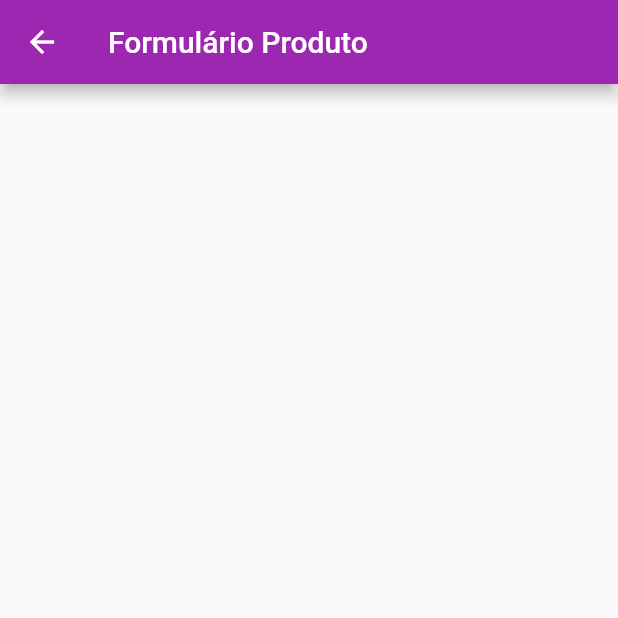
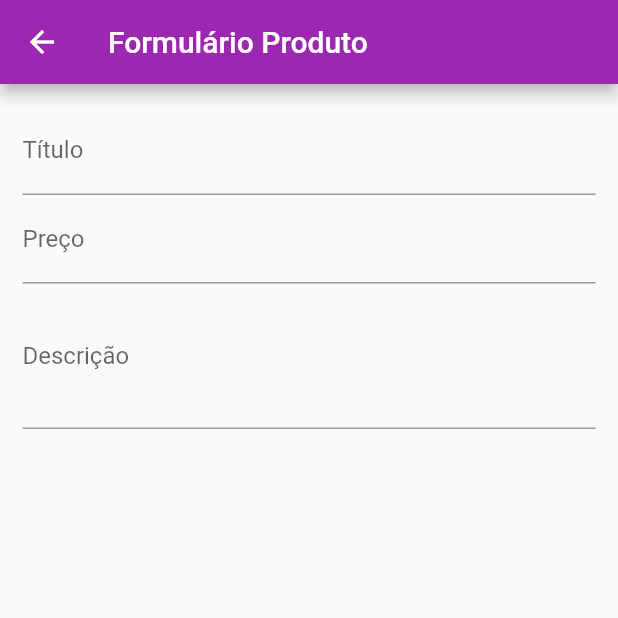
Before and after one commit to Micheli97/loja, a Flutter app: the ProductFormScreen screen opened by its route, on a phone screen of 412 x 824 dp, the top half of it. Run offline on Flutter 3.47's test engine with Material 2 defaults, Android fonts, the phone set to English and light mode, and no system bars; missing offline and left inert: dart:ffi; network calls fail.

```diff
--- a/loja/lib/views/product_form_screen.dart
+++ b/loja/lib/views/product_form_screen.dart
@@ -1,3 +1,5 @@
+import 'dart:ffi';
+
 import 'package:flutter/material.dart';
 
 class ProductFormScreen extends StatefulWidget {
@@ -8,10 +10,53 @@ class ProductFormScreen extends StatefulWidget {
 class _ProductFormScreenState extends State<ProductFormScreen> {
   @override
   Widget build(BuildContext context) {
+    final _priceFocusNode = FocusNode();
+    final _descriptionFocusNode = FocusNode();
+
+    @override
+    void disposed() {
+      super.dispose();
+      _priceFocusNode.dispose();
+      _descriptionFocusNode.dispose();
+    }
+
     return Scaffold(
       appBar: AppBar(
         title: Text('Formulário Produto'),
       ),
+      body: Padding(
+        padding: EdgeInsets.all(15.0),
+        child: Form(
+          child: ListView(
+            children: [
+              TextFormField(
+                decoration: InputDecoration(labelText: 'Título'),
+                textInputAction: TextInputAction.next, // para pular para o
+                // textform
+                onFieldSubmitted: (_) {
+                  FocusScope.of(context).requestFocus(_priceFocusNode);
+                },
+              ),
+              TextFormField(
+                decoration: InputDecoration(labelText: 'Preço'),
+                textInputAction: TextInputAction.next, // para pular para o
+                // textform
+                focusNode: _priceFocusNode,
+                keyboardType: TextInputType.numberWithOptions(decimal: true),
+                onFieldSubmitted: (_) {
+                  FocusScope.of(context).requestFocus(_descriptionFocusNode);
+                },
+              ),
+              TextFormField(
+                decoration: InputDecoration(labelText: 'Descrição'),
+                maxLines: 3,
+                keyboardType: TextInputType.multiline,
+                focusNode: _descriptionFocusNode,
+              ),
+            ],
+          ),
+        ),
+      ),
     );
   }
 }
```
